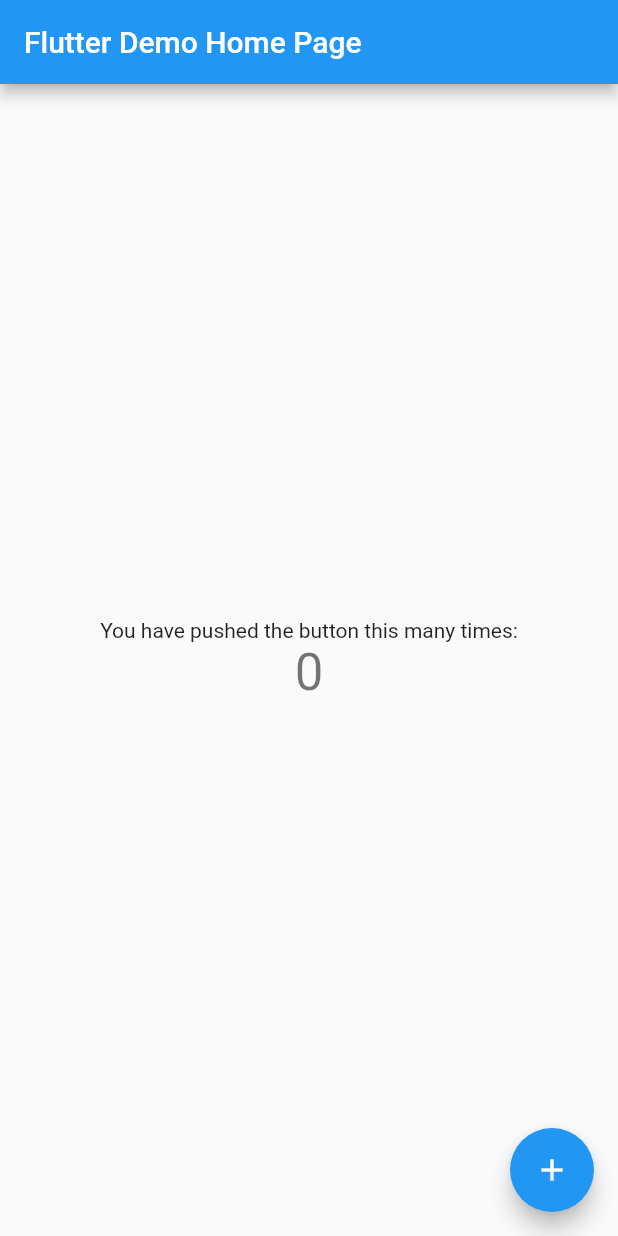
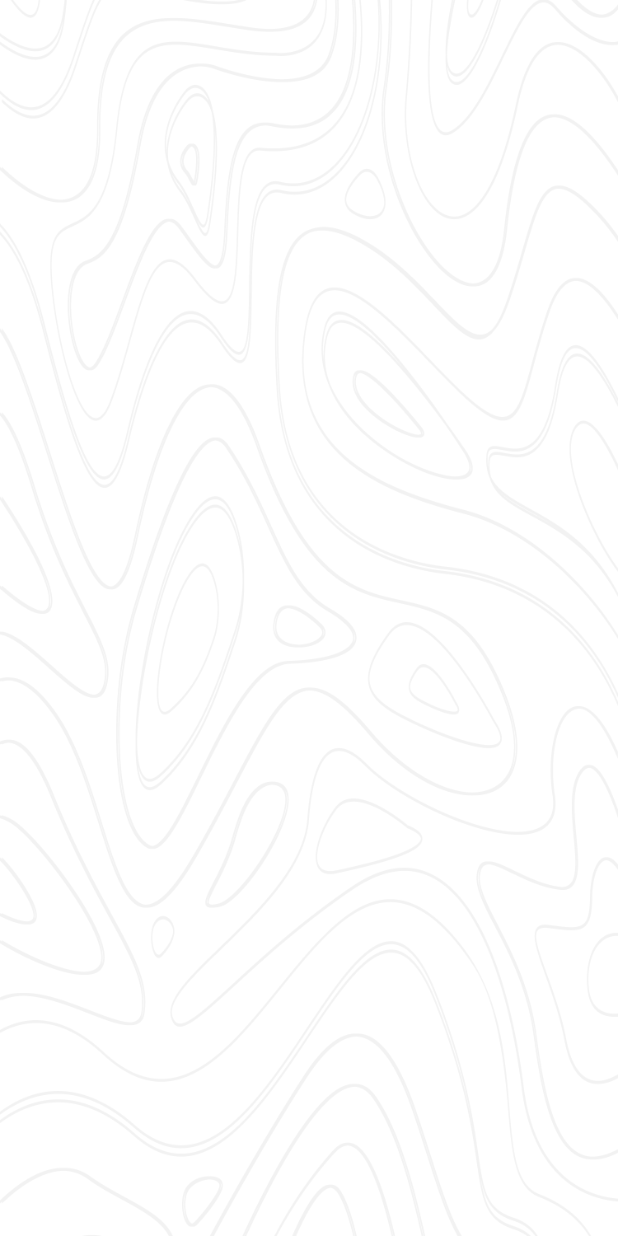
Before and after one commit to RotenKiwi/quikey_cehpoint, a Flutter app: the screen it shows after launch, on a phone screen of 412 x 824 dp. Run offline on Flutter 3.47's test engine with Material 2 defaults, Android fonts, the phone set to English and light mode, and no system bars.

Commit message:
background updation
implemented background design to splash screen

```diff
--- a/lib/main.dart
+++ b/lib/main.dart
@@ -1,115 +1,22 @@
 import 'package:flutter/material.dart';
+import 'package:quikey_cehpoint/screens/splashscreen.dart';
 
-void main() {
-  runApp(const MyApp());
+void main(){
+  runApp(MyApp());
 }
 
-class MyApp extends StatelessWidget {
-  const MyApp({super.key});
+class MyApp extends StatefulWidget {
+  const MyApp({Key? key}) : super(key: key);
 
-  // This widget is the root of your application.
+  @override
+  State<MyApp> createState() => _MyAppState();
+}
+
+class _MyAppState extends State<MyApp> {
   @override
   Widget build(BuildContext context) {
     return MaterialApp(
-      title: 'Flutter Demo',
-      theme: ThemeData(
-        // This is the theme of your application.
-        //
-        // Try running your application with "flutter run". You'll see the
-        // application has a blue toolbar. Then, without quitting the app, try
-        // changing the primarySwatch below to Colors.green and then invoke
-        // "hot reload" (press "r" in the console where you ran "flutter run",
-        // or simply save your changes to "hot reload" in a Flutter IDE).
-        // Notice that the counter didn't reset back to zero; the application
-        // is not restarted.
-        primarySwatch: Colors.blue,
-      ),
-      home: const MyHomePage(title: 'Flutter Demo Home Page'),
+      home: splashscreen(),
     );
   }
 }
-
-class MyHomePage extends StatefulWidget {
-  const MyHomePage({super.key, required this.title});
-
-  // This widget is the home page of your application. It is stateful, meaning
-  // that it has a State object (defined below) that contains fields that affect
-  // how it looks.
-
-  // This class is the configuration for the state. It holds the values (in this
-  // case the title) provided by the parent (in this case the App widget) and
-  // used by the build method of the State. Fields in a Widget subclass are
-  // always marked "final".
-
-  final String title;
-
-  @override
-  State<MyHomePage> createState() => _MyHomePageState();
-}
-
-class _MyHomePageState extends State<MyHomePage> {
-  int _counter = 0;
-
-  void _incrementCounter() {
-    setState(() {
-      // This call to setState tells the Flutter framework that something has
-      // changed in this State, which causes it to rerun the build method below
-      // so that the display can reflect the updated values. If we changed
-      // _counter without calling setState(), then the build method would not be
-      // called again, and so nothing would appear to happen.
-      _counter++;
-    });
-  }
-
-  @override
-  Widget build(BuildContext context) {
-    // This method is rerun every time setState is called, for instance as done
-    // by the _incrementCounter method above.
-    //
-    // The Flutter framework has been optimized to make rerunning build methods
-    // fast, so that you can just rebuild anything that needs updating rather
-    // than having to individually change instances of widgets.
-    return Scaffold(
-      appBar: AppBar(
-        // Here we take the value from the MyHomePage object that was created by
-        // the App.build method, and use it to set our appbar title.
-        title: Text(widget.title),
-      ),
-      body: Center(
-        // Center is a layout widget. It takes a single child and positions it
-        // in the middle of the parent.
-        child: Column(
-          // Column is also a layout widget. It takes a list of children and
-          // arranges them vertically. By default, it sizes itself to fit its
-          // children horizontally, and tries to be as tall as its parent.
-          //
-          // Invoke "debug painting" (press "p" in the console, choose the
-          // "Toggle Debug Paint" action from the Flutter Inspector in Android
-          // Studio, or the "Toggle Debug Paint" command in Visual Studio Code)
-          // to see the wireframe for each widget.
-          //
-          // Column has various properties to control how it sizes itself and
-          // how it positions its children. Here we use mainAxisAlignment to
-          // center the children vertically; the main axis here is the vertical
-          // axis because Columns are vertical (the cross axis would be
-          // horizontal).
-          mainAxisAlignment: MainAxisAlignment.center,
-          children: <Widget>[
-            const Text(
-              'You have pushed the button this many times:',
-            ),
-            Text(
-              '$_counter',
-              style: Theme.of(context).textTheme.headlineMedium,
-            ),
-          ],
-        ),
-      ),
-      floatingActionButton: FloatingActionButton(
-        onPressed: _incrementCounter,
-        tooltip: 'Increment',
-        child: const Icon(Icons.add),
-      ), // This trailing comma makes auto-formatting nicer for build methods.
-    );
-  }
-}
--- /dev/null
+++ b/lib/screens/splashscreen.dart
@@ -0,0 +1,26 @@
+import 'package:flutter/material.dart';
+
+class splashscreen extends StatefulWidget {
+  const splashscreen({Key? key}) : super(key: key);
+
+  @override
+  State<splashscreen> createState() => _splashscreenState();
+}
+
+class _splashscreenState extends State<splashscreen> {
+  @override
+  Widget build(BuildContext context) {
+    Size size = MediaQuery.of(context).size;
+    return Container(
+      color: Color(0xffffffff),
+      height: size.height,
+      width: double.infinity,
+      child: Container(decoration: BoxDecoration(
+          image: DecorationImage(
+              fit: BoxFit.cover,
+              image: AssetImage('assets/images/background.png')
+          )
+      ),),
+    );
+  }
+}
--- a/pubspec.yaml
+++ b/pubspec.yaml
@@ -63,6 +63,9 @@ flutter:
   #   - images/a_dot_burr.jpeg
   #   - images/a_dot_ham.jpeg
 
+  assets:
+    - assets/images/
+
   # An image asset can refer to one or more resolution-specific "variants", see
   # https://flutter.dev/assets-and-images/#resolution-aware
 
```
Also changed, not shown: assets/images/background.png (added), assets/images/logo.png (renamed from assets/images/img.png).
